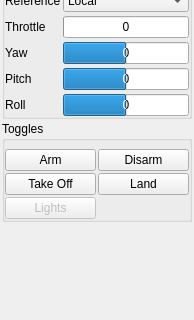
Qt form silkopter/gs/src/Input_Widget.ui (jeanlemotan/silkopter) before a commit; both pictures show x 0 to 194 and y 114 to 434 of the 194 by 642 pixel window.
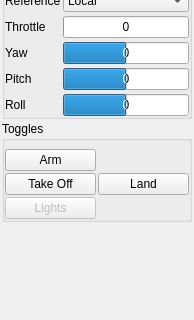
The same form after that commit.

Commit message: Changed gettimeofday to clock_gettime Optimized logging a bit Streamed input Reorganized a bit the namespaces in the brain

Patch:
```diff
--- a/silkopter/gs/src/Input_Widget.ui
+++ b/silkopter/gs/src/Input_Widget.ui
@@ -279,17 +279,7 @@
          <string>Arm</string>
         </property>
         <property name="checkable">
-         <bool>false</bool>
-        </property>
-       </widget>
-      </item>
-      <item row="0" column="1">
-       <widget class="QPushButton" name="disarm">
-        <property name="text">
-         <string>Disarm</string>
-        </property>
-        <property name="checkable">
-         <bool>false</bool>
+         <bool>true</bool>
         </property>
        </widget>
       </item>
```
The commit also changes 46 other files.
